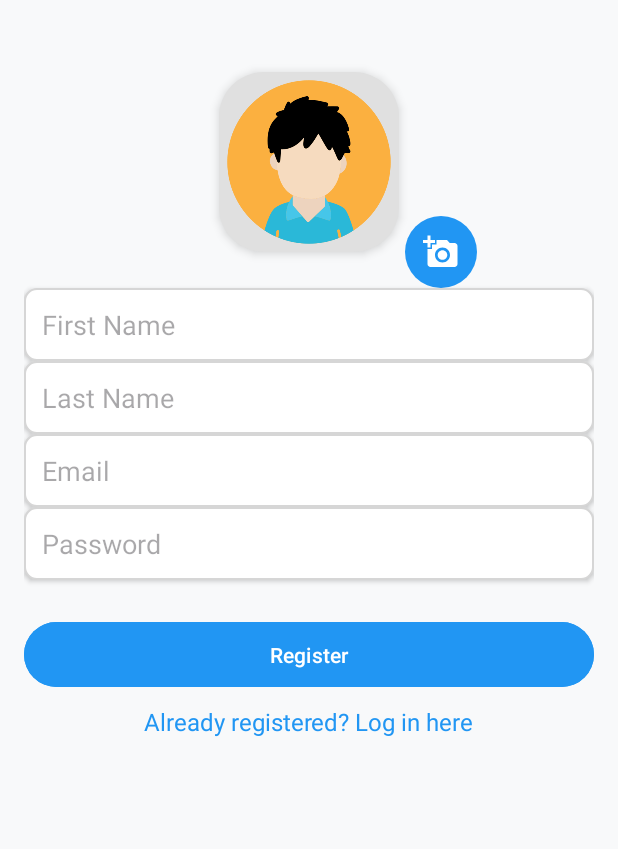
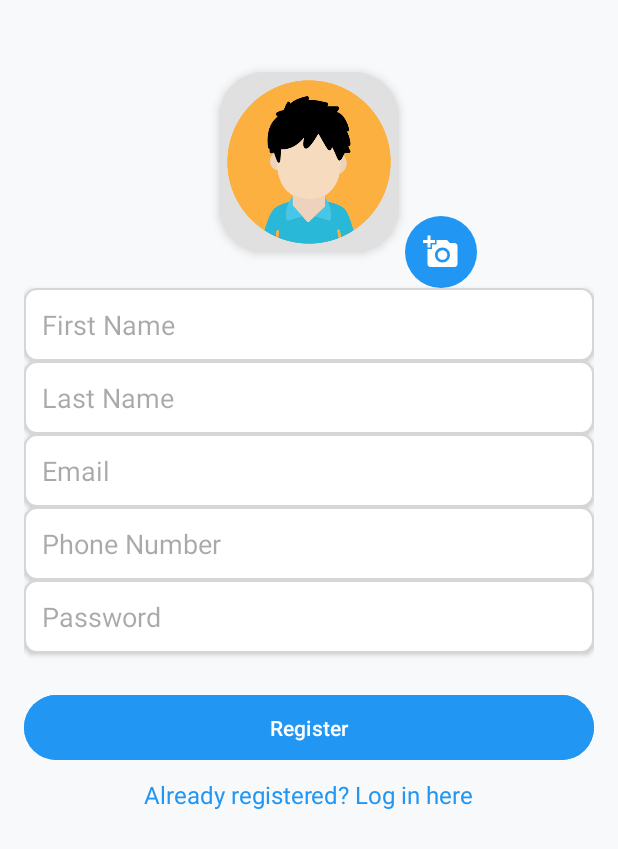
Before and after one commit to TomGuter/RideShare, an Android app: the RegisterActivity screen opened directly, with no data from a screen before it, on a phone screen of 412 x 824 dp. Shown: the top 849 px of the screen. Run offline under Robolectric (Android 15) with nearby library versions, the phone set to English and light mode, and no system bars; our stand-ins replace Firebase (no records; nobody signed in at launch, a user with empty details on screens opened directly); pictures from the network do not load.

```diff
--- a/app/src/main/java/com/example/shareride/model/User.kt
+++ b/app/src/main/java/com/example/shareride/model/User.kt
@@ -1,5 +1,6 @@
 package com.example.shareride.model
 
+import android.provider.ContactsContract.CommonDataKinds.Phone
 import androidx.room.Entity
 import androidx.room.PrimaryKey
 
@@ -9,6 +10,7 @@ data class User(
     val firstName: String = "",
     val lastName: String = "",
     val email: String = "",
+    val phone: String = "",
     val pictureUrl: String = ""
 ) {
 
@@ -18,6 +20,7 @@ data class User(
         private const val FIRST_NAME_KEY = "firstName"
         private const val LAST_NAME_KEY = "lastName"
         private const val EMAIL_KEY = "email"
+        private const val PHONE_KEY = "phone"
         private const val PICTURE_URL_KEY = "pictureUrl"
 
         fun fromJSON(json: Map<String, Any>): User {
@@ -25,6 +28,7 @@ data class User(
             val firstName = json[FIRST_NAME_KEY] as? String ?: ""
             val lastName = json[LAST_NAME_KEY] as? String ?: ""
             val email = json[EMAIL_KEY] as? String ?: ""
+            val phone = json[PHONE_KEY] as? String ?: ""
             val pictureUrl = json[PICTURE_URL_KEY] as? String ?: ""
 
             return User(
@@ -32,6 +36,7 @@ data class User(
                 firstName = firstName,
                 lastName = lastName,
                 email = email,
+                phone = phone,
                 pictureUrl = pictureUrl
             )
         }
@@ -44,6 +49,7 @@ data class User(
                 FIRST_NAME_KEY to firstName,
                 LAST_NAME_KEY to lastName,
                 EMAIL_KEY to email,
+                PHONE_KEY to phone,
                 PICTURE_URL_KEY to pictureUrl
             )
         }
--- a/app/src/main/java/com/example/shareride/ui/RegisterActivity.kt
+++ b/app/src/main/java/com/example/shareride/ui/RegisterActivity.kt
@@ -26,6 +26,7 @@ class RegisterActivity : AppCompatActivity() {
     private lateinit var firstNameEditText: EditText
     private lateinit var lastNameEditText: EditText
     private lateinit var emailEditText: EditText
+    private lateinit var phoneEditText: EditText
     private lateinit var passwordEditText: EditText
     private lateinit var registerButton: Button
     private lateinit var loginTextView: TextView
@@ -52,6 +53,7 @@ class RegisterActivity : AppCompatActivity() {
         firstNameEditText = findViewById(R.id.first_name_edit_text)
         lastNameEditText = findViewById(R.id.last_name_edit_text)
         emailEditText = findViewById(R.id.email_edit_text)
+        phoneEditText = findViewById(R.id.phone_number_edit_text)
         passwordEditText = findViewById(R.id.password_edit_text)
         registerButton = findViewById(R.id.register_button)
         loginTextView = findViewById(R.id.login_text_view)
@@ -83,10 +85,11 @@ class RegisterActivity : AppCompatActivity() {
             val firstName = firstNameEditText.text.toString()
             val lastName = lastNameEditText.text.toString()
             val email = emailEditText.text.toString()
+            val phone = phoneEditText.text.toString()
             val password = passwordEditText.text.toString()
 
-            if (firstName.isNotEmpty() && lastName.isNotEmpty() && email.isNotEmpty() && password.isNotEmpty()) {
-                Model.shared.registerUser(firstName, lastName, email, password, imageBitmap) { success, message ->
+            if (firstName.isNotEmpty() && lastName.isNotEmpty() && email.isNotEmpty() && phone.isNotEmpty() && password.isNotEmpty()) {
+                Model.shared.registerUser(firstName, lastName, email, phone, password, imageBitmap) { success, message ->
                     if (success) {
                         Toast.makeText(this, message, Toast.LENGTH_SHORT).show()
                         val intent = Intent(this, MainActivity::class.java)
--- a/app/src/main/res/layout/activity_register.xml
+++ b/app/src/main/res/layout/activity_register.xml
@@ -76,6 +76,19 @@
     app:layout_constraintEnd_toEndOf="parent" />
 
 <EditText
+    android:id="@+id/phone_number_edit_text"
+    android:layout_width="0dp"
+    android:layout_height="wrap_content"
+    android:hint="Phone Number"
+    android:inputType="phone"
+    android:background="@drawable/rounded_edittext_background"
+    android:padding="12dp"
+    android:elevation="2dp"
+    app:layout_constraintTop_toBottomOf="@id/email_edit_text"
+    app:layout_constraintStart_toStartOf="parent"
+    app:layout_constraintEnd_toEndOf="parent" />
+
+<EditText
     android:id="@+id/password_edit_text"
     android:layout_width="0dp"
     android:layout_height="wrap_content"
@@ -84,7 +97,7 @@
     android:background="@drawable/rounded_edittext_background"
     android:padding="12dp"
     android:elevation="2dp"
-        app:layout_constraintTop_toBottomOf="@id/email_edit_text"
+    app:layout_constraintTop_toBottomOf="@id/phone_number_edit_text"
     app:layout_constraintStart_toStartOf="parent"
     app:layout_constraintEnd_toEndOf="parent" />
 
--- a/app/src/main/res/layout/fragment_ride_details.xml
+++ b/app/src/main/res/layout/fragment_ride_details.xml
@@ -131,6 +131,7 @@
             android:ellipsize="end"
             android:maxLines="1" />
 
+
         <LinearLayout
             android:id="@+id/rating_stars_layout"
             android:layout_width="wrap_content"
@@ -201,6 +202,4 @@
             app:layout_constraintStart_toStartOf="parent"
             app:layout_constraintEnd_toEndOf="parent" />
     </androidx.constraintlayout.widget.ConstraintLayout>
-
-
 </androidx.core.widget.NestedScrollView>
--- a/app/src/main/res/values/strings.xml
+++ b/app/src/main/res/values/strings.xml
@@ -1,5 +1,5 @@
 <resources>
-    <string name="app_name"></string>
+    <string name="app_name">RideShare</string>
     <!-- TODO: Remove or change this placeholder text -->
     <string name="hello_blank_fragment">Hello blank fragment</string>
 </resources>
```
Also changed, not shown: app/src/main/java/com/example/shareride/model/FirebaseModel.kt (+18 -2 lines), app/src/main/java/com/example/shareride/model/Model.kt (+13 -6 lines), app/src/main/java/com/example/shareride/ui/RideFragment.kt (+28 -1 lines), app/src/main/res/layout/fragment_ride.xml (+10 -0 lines). Lines whose indentation alone changed are shown as unchanged.
